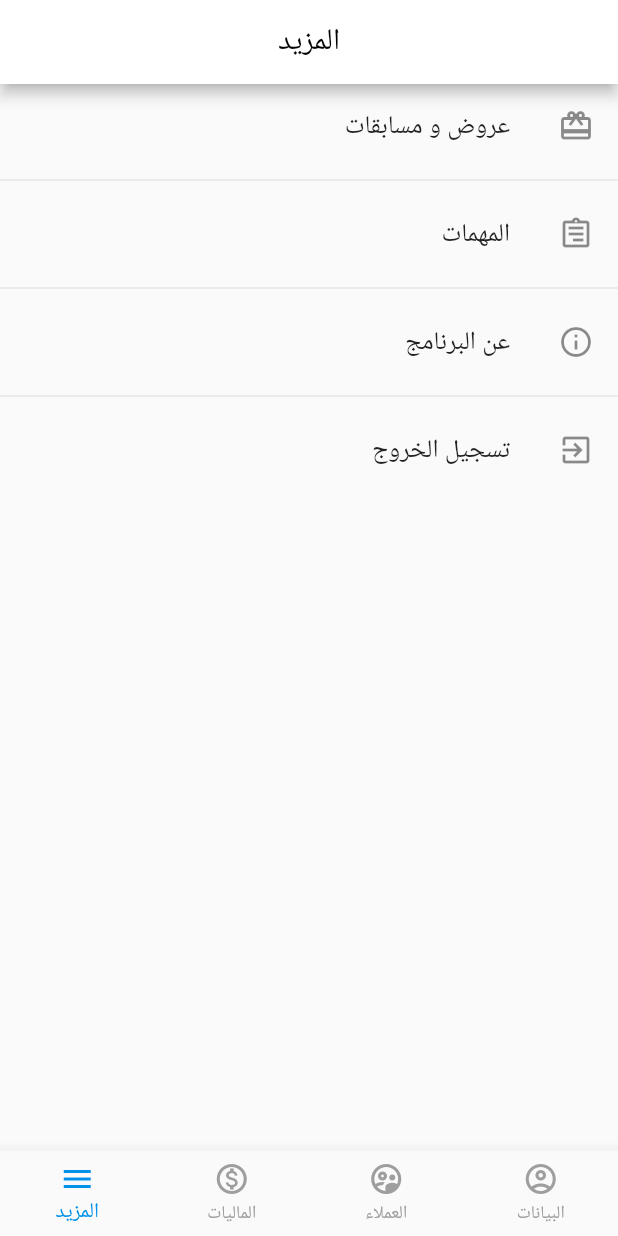
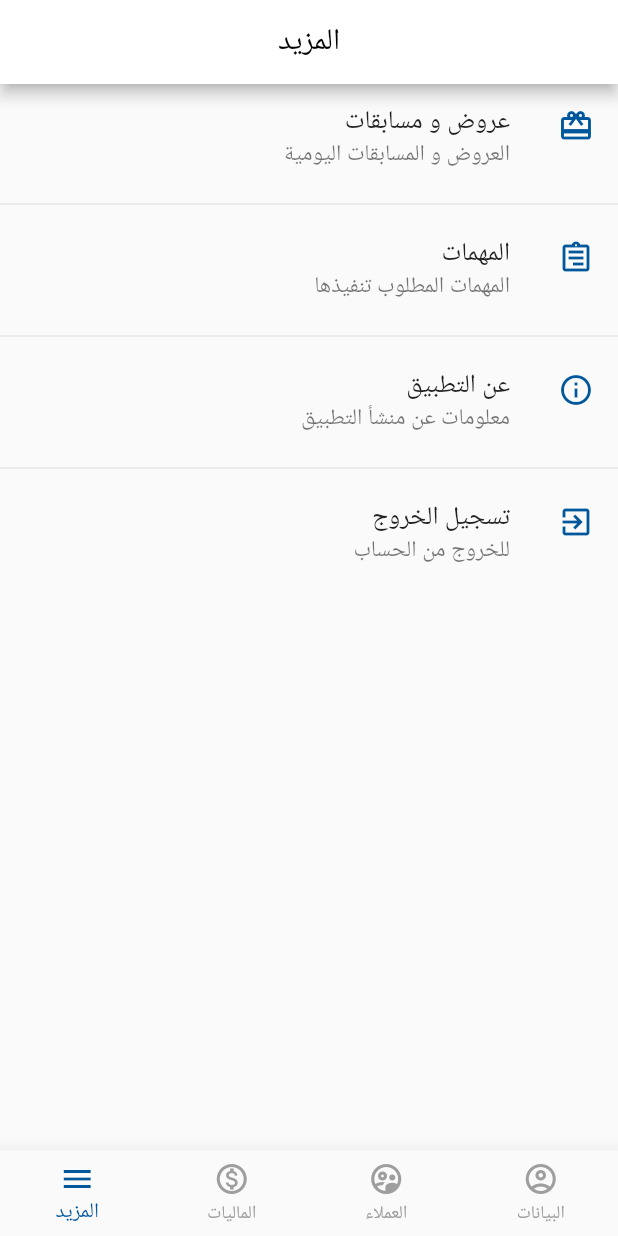
Before and after one commit to ziyadmansy/elwataneya-sales-project-flutter, a Flutter app: the screen it shows after launch, item 4 of the bottom bar chosen, on a phone screen of 412 x 824 dp. Run offline on Flutter 3.47's test engine with Material 2 defaults, Android fonts, the phone set to English and light mode, and no system bars; our stand-ins replace curved_navigation_bar, flutter_spinkit.

Commit message:
General UI Improved

```diff
--- /dev/null
+++ b/lib/enums/employees_route.dart
@@ -0,0 +1,4 @@
+enum EmplolyeesRoute {
+  Inside,
+  Outside
+}
--- a/lib/screens/bottom_nav_screens/more_screen.dart
+++ b/lib/screens/bottom_nav_screens/more_screen.dart
@@ -1,5 +1,6 @@
 import 'package:elwataneya_sales_app/screens/more_screens/offers_screen.dart';
 import 'package:elwataneya_sales_app/screens/more_screens/tasks_screen.dart';
+import 'package:elwataneya_sales_app/utils/constants.dart';
 import 'package:flutter/material.dart';
 
 class MoreScreen extends StatelessWidget {
@@ -9,7 +10,11 @@ class MoreScreen extends StatelessWidget {
       children: [
         ListTile(
           title: Text('عروض و مسابقات'),
-          leading: Icon(Icons.card_giftcard_outlined),
+          subtitle: Text('العروض و المسابقات اليومية'),
+          leading: Icon(
+            Icons.card_giftcard_outlined,
+            color: mainColor,
+          ),
           onTap: () {
             Navigator.of(context).pushNamed(OffersScreen.ROUTE_NAME);
           },
@@ -17,21 +22,33 @@ class MoreScreen extends StatelessWidget {
         Divider(),
         ListTile(
           title: Text('المهمات'),
-          leading: Icon(Icons.assignment_outlined),
+          subtitle: Text('المهمات المطلوب تنفيذها'),
+          leading: Icon(
+            Icons.assignment_outlined,
+            color: mainColor,
+          ),
           onTap: () {
             Navigator.of(context).pushNamed(TasksScreen.ROUTE_NAME);
           },
         ),
         Divider(),
         ListTile(
-          title: Text('عن البرنامج'),
-          leading: Icon(Icons.info_outline),
+          title: Text('عن التطبيق'),
+          subtitle: Text('معلومات عن منشأ التطبيق'),
+          leading: Icon(
+            Icons.info_outline,
+            color: mainColor,
+          ),
           onTap: () {},
         ),
         Divider(),
         ListTile(
           title: Text('تسجيل الخروج'),
-          leading: Icon(Icons.exit_to_app_outlined),
+          subtitle: Text('للخروج من الحساب'),
+          leading: Icon(
+            Icons.exit_to_app_outlined,
+            color: mainColor,
+          ),
           onTap: () {},
         ),
       ],
--- a/lib/screens/main_layouts/main_layout_screen.dart
+++ b/lib/screens/main_layouts/main_layout_screen.dart
@@ -56,6 +56,7 @@ class _MainLayoutScreenState extends State<MainLayoutScreen> {
         selectedItemColor: mainColor,
         unselectedItemColor: Colors.grey,
         showSelectedLabels: true,
+        elevation: 12,
         showUnselectedLabels: true,
         type: BottomNavigationBarType.fixed,
         items: [
--- a/lib/utils/constants.dart
+++ b/lib/utils/constants.dart
@@ -1,7 +1,7 @@
 import 'package:flutter/material.dart';
 import 'package:flutter_spinkit/flutter_spinkit.dart';
 
-final Color mainColor = Colors.lightBlueAccent[700];
+final Color mainColor = Colors.lightBlue[900];
 final Color redColor = Colors.redAccent[700];
 
 const kappBarIconTheme = IconThemeData(color: Colors.grey);
--- a/lib/widgets/card_tile.dart
+++ b/lib/widgets/card_tile.dart
@@ -17,7 +17,10 @@ class CardTile extends StatelessWidget {
           title: Text(
             title,
           ),
-          leading: Icon(leadingIcon),
+          leading: Icon(
+            leadingIcon,
+            color: mainColor,
+          ),
           trailing: CircleAvatar(
             backgroundColor: mainColor,
             radius: 24,
```
Also changed, not shown: lib/screens/bottom_nav_screens/employees_screen.dart (+15 -5 lines), lib/screens/bottom_nav_screens/finances_screen.dart (+7 -3 lines), lib/screens/employees_screens/route_employees.dart (+8 -5 lines), lib/screens/test.dart (deleted).
